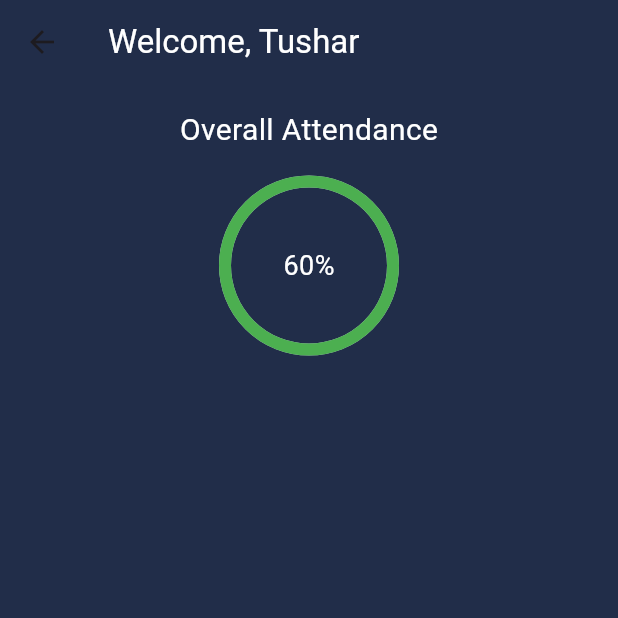
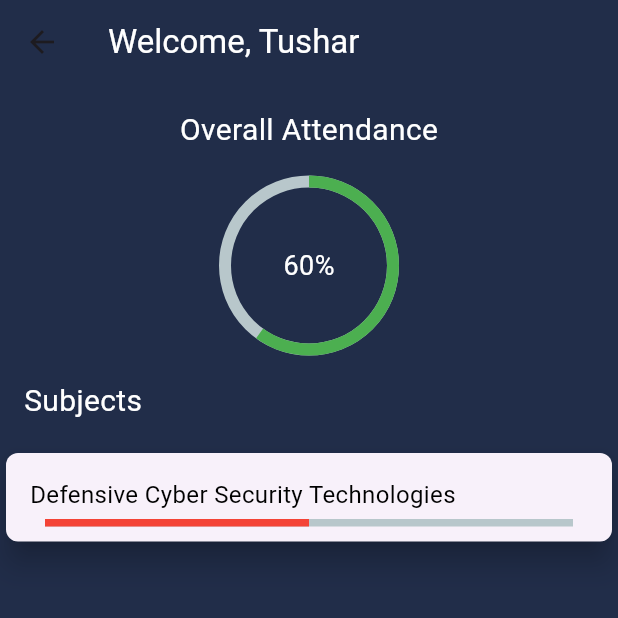
Before and after one commit to TutorialsAndroid/LMS, a Flutter app: the AttendanceScreen screen opened directly, on a phone screen of 412 x 824 dp, the top half of it. Run offline on Flutter 3.47's test engine with Material 2 defaults, Android fonts, the phone set to English and light mode, and no system bars; drawn by our look-alikes of percent_indicator; our stand-ins replace table_calendar.

Commit message:
Update attendance_screen.dart

```diff
--- a/lib/attendance_screen.dart
+++ b/lib/attendance_screen.dart
@@ -39,10 +39,42 @@ class _AttendanceScreenState extends State<AttendanceScreen> {
             CircularPercentIndicator(
               radius: 60.0,
               lineWidth: 8.0,
-              percent: 1.0,
+              percent: 0.6,
               center: const Text("60%", style: TextStyle(color: Colors.white, fontSize: 18),),
               progressColor: Colors.green,
+            ),
+
+            const Padding(
+              padding: EdgeInsets.all(16),
+              child: Align(
+                alignment: Alignment.centerLeft,
+                child: Text('Subjects', style: TextStyle(color: Colors.white, fontSize: 20),),
+              )
+            ),
+
+            Card(
+              shape: RoundedRectangleBorder(borderRadius: BorderRadius.circular(8)), // Controls the shape of the card
+              elevation: 8,
+              child: Column(
+                children: [
+                  const Padding(
+                    padding: EdgeInsets.fromLTRB(16, 16, 16, 0),
+                    child: Align(
+                      alignment: Alignment.centerLeft,
+                      child: Text('Defensive Cyber Security Technologies', style: TextStyle(color: Colors.black, fontSize: 16),),
+                    ),
+                  ),
+
+                  Padding(
+                    padding: const EdgeInsets.fromLTRB(16, 5, 16, 10),
+                    child: LinearPercentIndicator(
+                      percent: 0.5,
+                    )
+                  )
+                ],
+              ),
             )
+
           ],
         ),
       )
```
